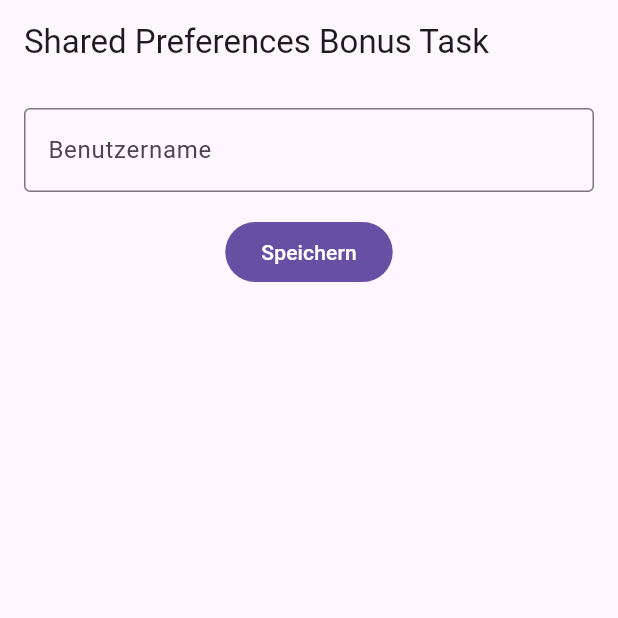
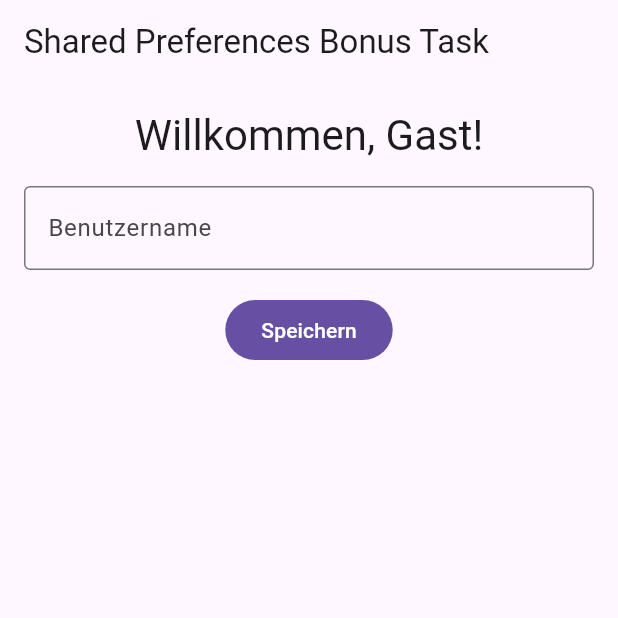
Before and after one commit to dmkovalsky/shared_preferences_bonus, a Flutter app: the screen it shows after launch, on a phone screen of 412 x 824 dp, the top half of it. Run offline on Flutter 3.47's test engine with Material 3 defaults, Android fonts, the phone set to English and light mode, and no system bars; our stand-ins replace shared_preferences.

Commit message:
implements save and load username

```diff
--- a/lib/home_screen.dart
+++ b/lib/home_screen.dart
@@ -1,9 +1,40 @@
 import 'package:flutter/material.dart';
+import 'package:shared_preferences_bonus/data/database_repository.dart';
 
-class HomeScreen extends StatelessWidget {
-  const HomeScreen({
+class HomeScreen extends StatefulWidget {
+  // Parameters
+  final DatabaseRepository db;
+
+  // Constructor
+  const HomeScreen(
+    this.db, {
     super.key,
   });
+
+  @override
+  State<HomeScreen> createState() => _HomeScreenState();
+}
+
+class _HomeScreenState extends State<HomeScreen> {
+  String _username = '';
+  final TextEditingController _usernameController = TextEditingController();
+
+  @override
+  void initState() {
+    super.initState();
+    _loadUsername();
+  }
+
+  Future<void> _loadUsername() async {
+    _username = await widget.db.getUsername();
+    setState(() {});
+  }
+
+  @override
+  void dispose() {
+    _usernameController.dispose();
+    super.dispose();
+  }
 
   @override
   Widget build(BuildContext context) {
@@ -16,15 +47,41 @@ class HomeScreen extends StatelessWidget {
             child: Column(
               spacing: 16,
               children: [
+                Text(
+                  'Willkommen, ${_username.isNotEmpty ? _username : "Gast"}!',
+                  style: Theme.of(context).textTheme.headlineMedium,
+                ),
                 TextFormField(
+                  controller: _usernameController,
                   decoration: InputDecoration(
-                    labelText: 'Benutzername',
-                    hintText: 'Geben Sie Ihren Benutzernamen ein',
+                    labelText: _username.isNotEmpty
+                        ? _username
+                        : "Benutzername",
+                    hintText: 'Benutzername eingeben',
                     border: OutlineInputBorder(),
                   ),
                 ),
                 FilledButton(
-                  onPressed: () {},
+                  onPressed: () {
+                    final String username = _usernameController.text.trim();
+                    if (username.isNotEmpty) {
+                      widget.db.saveUsername(username);
+                      _loadUsername();
+                      ScaffoldMessenger.of(context).showSnackBar(
+                        SnackBar(
+                          content: Text('Benutzername gespeichert: $username'),
+                        ),
+                      );
+                    } else {
+                      ScaffoldMessenger.of(context).showSnackBar(
+                        SnackBar(
+                          content: Text(
+                            'Bitte geben Sie einen Benutzernamen ein',
+                          ),
+                        ),
+                      );
+                    }
+                  },
                   child: Text('Speichern'),
                 ),
               ],
--- a/lib/main.dart
+++ b/lib/main.dart
@@ -1,4 +1,6 @@
 import 'package:flutter/material.dart';
+import 'package:shared_preferences_bonus/data/database_repository.dart';
+import 'package:shared_preferences_bonus/data/shared_preferences_repository.dart';
 import 'package:shared_preferences_bonus/home_screen.dart';
 
 void main() {
@@ -10,8 +12,9 @@ class MainApp extends StatelessWidget {
 
   @override
   Widget build(BuildContext context) {
+    final DatabaseRepository db = SharedPreferencesRepository();
     return MaterialApp(
-      home: HomeScreen(),
+      home: HomeScreen(db),
     );
   }
 }
```
Also changed, not shown: 3 other files.
